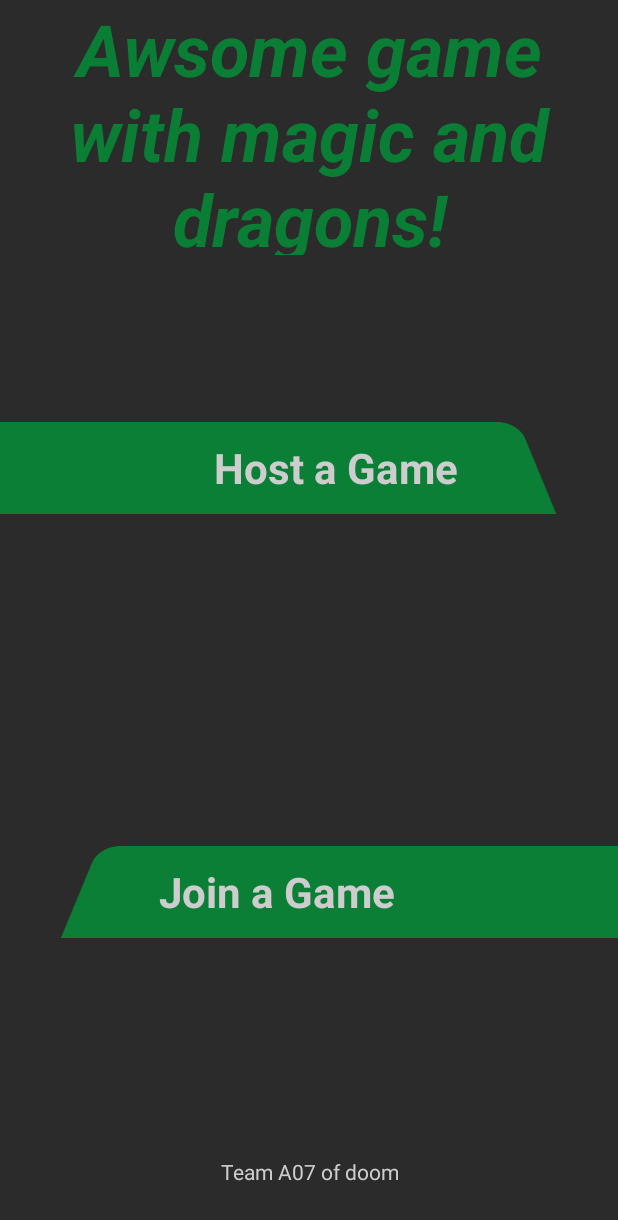
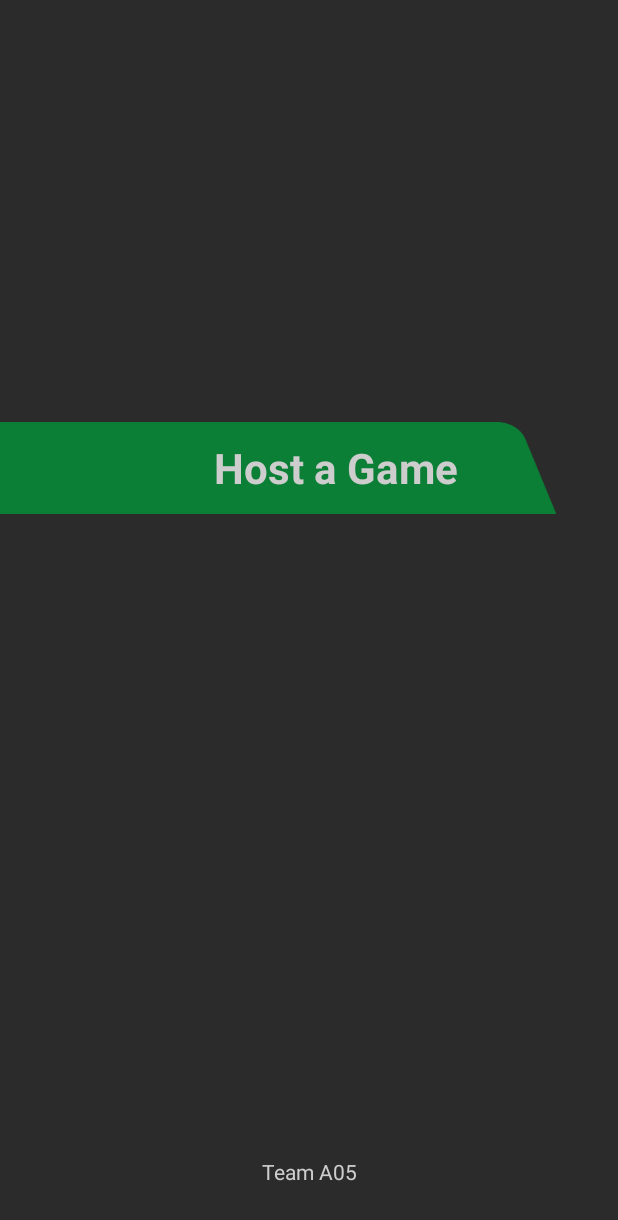
Before and after one commit to kaerdhalis/heigvd-pro-a-05, an Android app: the screen it shows after launch (MainActivity before the commit, HostActivity after it), after a tap on "Host a Game", on a phone screen of 412 x 824 dp. Shown: the top 1220 px of the screen. Run offline under Robolectric (Android 15) with nearby library versions, the phone set to English and light mode, and no system bars.

Commit message:
bouttons fonctionnent

```diff
--- a/src/main/AndroidManifest.xml
+++ b/src/main/AndroidManifest.xml
@@ -16,6 +16,15 @@
                 <category android:name="android.intent.category.LAUNCHER" />
             </intent-filter>
         </activity>
+        <activity
+            android:name=".HostActivity"
+            android:exported="true"
+            android:label="@string/title_activity_host"
+            android:screenOrientation="sensorPortrait" />
+        <activity
+            android:name=".QRCodeReaderActivity"
+            android:label="@string/title_activity_qrcode_reader"
+            android:screenOrientation="sensorPortrait" />
     </application>
 
 </manifest>
--- a/src/main/java/com/example/jeuxmagie/HostActivity.java
+++ b/src/main/java/com/example/jeuxmagie/HostActivity.java
@@ -8,6 +8,6 @@ public class HostActivity extends AppCompatActivity {
     @Override
     protected void onCreate(Bundle savedInstanceState) {
         super.onCreate(savedInstanceState);
-        setContentView(R.layout.activity_qrcode_reader);}
+        setContentView(R.layout.activity_host);}
 
 }
--- a/src/main/java/com/example/jeuxmagie/MainActivity.java
+++ b/src/main/java/com/example/jeuxmagie/MainActivity.java
@@ -45,11 +45,11 @@ public class MainActivity extends AppCompatActivity {
 
     public void StartHostActivity(View view){
         Intent intent = new Intent(this, HostActivity.class);
-        startActivity(intent);
+        this.startActivity(intent);
     }
 
     public void StartQRCodeReaderActivity(View view) {
         Intent intent = new Intent(this, QRCodeReaderActivity.class);
-        startActivity(intent);
+        this.startActivity(intent);
     }
 }
--- /dev/null
+++ b/src/main/res/layout/activity_host.xml
@@ -0,0 +1,112 @@
+<?xml version="1.0" encoding="utf-8"?>
+
+<RelativeLayout
+    xmlns:android="http://schemas.android.com/apk/res/android"
+    xmlns:app="http://schemas.android.com/apk/res-auto"
+    xmlns:tools="http://schemas.android.com/tools"
+    android:layout_width="match_parent"
+    android:layout_height="match_parent">
+
+    <LinearLayout
+        android:layout_width="match_parent"
+        android:layout_height="match_parent"
+
+        android:background="@color/background"
+        android:orientation="vertical"
+        tools:context="WelcomeScreen"
+        tools:layout_editor_absoluteX="8dp"
+        tools:layout_editor_absoluteY="8dp">
+
+        <LinearLayout
+            android:layout_width="match_parent"
+            android:layout_height="0dp"
+            android:layout_weight=".6"
+
+            android:orientation="horizontal"/>
+
+        <LinearLayout
+            android:layout_width="match_parent"
+            android:layout_height="0dp"
+            android:layout_weight="1"
+            android:orientation="horizontal">
+
+            <android.support.constraint.ConstraintLayout
+                android:layout_width="0dp"
+                android:layout_height="match_parent"
+                android:layout_weight="0.9"
+                tools:ignore="NestedWeights"><!--needed for a proper layout-->
+
+                <Button
+                    android:id="@+id/HostButton"
+                    android:layout_width="0dp"
+
+                    android:layout_height="0dp"
+
+
+                    android:background="@mipmap/bannerscreen"
+                    android:elevation="9dp"
+                    android:onClick="StartHostActivity"
+                    android:paddingStart="0dp"
+                    android:paddingEnd="65dp"
+                    android:text="@string/host"
+                    android:textAlignment="textEnd"
+
+                    android:textAllCaps="false"
+                    android:textColor="@color/textColorMain"
+                    android:textSize="28sp"
+                    android:textStyle="bold"
+                    android:theme="@style/mainTheme"
+                    app:layout_constraintBottom_toBottomOf="parent"
+                    app:layout_constraintDimensionRatio="H,6:1"
+                    app:layout_constraintEnd_toEndOf="parent"
+                    app:layout_constraintStart_toStartOf="parent"
+                    app:layout_constraintTop_toTopOf="parent" />
+            </android.support.constraint.ConstraintLayout>
+
+            <Space
+                android:layout_width="0dp"
+                android:layout_height="match_parent"
+                android:layout_weight=".1" />
+
+        </LinearLayout>
+
+        <LinearLayout
+            android:layout_width="match_parent"
+            android:layout_height="0dp"
+            android:layout_weight="1"
+            android:orientation="horizontal">
+
+
+            <Space
+                android:layout_width="0dp"
+                android:layout_height="match_parent"
+                android:layout_weight=".1"
+                tools:ignore="NestedWeights" /><!--needed for a proper layout-->
+
+            <android.support.constraint.ConstraintLayout
+                android:layout_width="0dp"
+                android:layout_height="match_parent"
+                android:layout_weight="0.9"/>
+
+        </LinearLayout>
+
+
+        <LinearLayout
+            android:layout_width="match_parent"
+            android:layout_height="0dp"
+            android:layout_weight=".3"
+            android:orientation="horizontal">
+
+            <TextView
+                android:id="@+id/textPowered"
+                android:layout_width="match_parent"
+                android:layout_height="match_parent"
+                android:layout_weight="1"
+                android:gravity="center"
+                android:text="@string/powered_app"
+                android:textColor="@color/textColorMain" />
+        </LinearLayout>
+
+    </LinearLayout>
+
+</RelativeLayout>
--- a/src/main/res/values/colors.xml
+++ b/src/main/res/values/colors.xml
@@ -5,7 +5,7 @@
 
     <color name ="backgroundLight">#222222</color>
     <color name="background">#2b2b2b</color>
-
+    <color name="orangedark">#BB6008</color>
     <color name="textColorMain">#cdcdcd</color>
     <color name="backgroundSeethrough">#a02b2b2b</color>
 </resources>
--- a/src/main/res/values/strings.xml
+++ b/src/main/res/values/strings.xml
@@ -4,9 +4,10 @@
     <string name ="guest">Join a Game</string>
     <string name ="host">Host a Game</string>
     <string name ="title_activity_host">HostActivity</string>
-    <string name ="WelcomeScreenTitle">Awsome game with magic and dragons!</string>
-    <string name ="powered_app">Team A07 of doom</string>
+    <string name ="WelcomeScreenTitle">Awsome game with magic!</string>
+    <string name ="powered_app">Team A05 </string>
     <string name="qr_text_default">decoded qr</string>
     <string name="scan_instruction">Scan the game QR code:</string>
-
+    <string name="title_activity_qrcode_reader">QRCodeReaderActivity</string>
+    <string name="host_default_text">Host a party</string>
 </resources>
```
Also changed, not shown: src/main/res/mipmap-hdpi/bannerscreen.png (added), src/main/res/mipmap-hdpi/bannerwelcomescreen.png, src/main/res/mipmap-hdpi/bannerwelcomescreenflipped.png.
